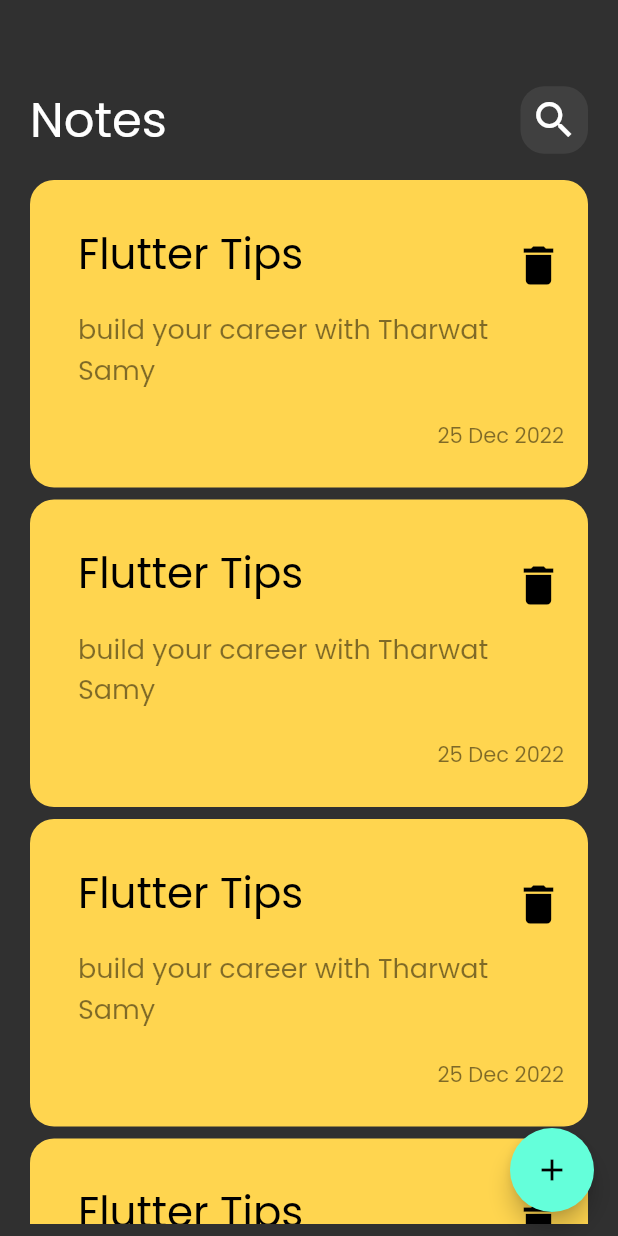
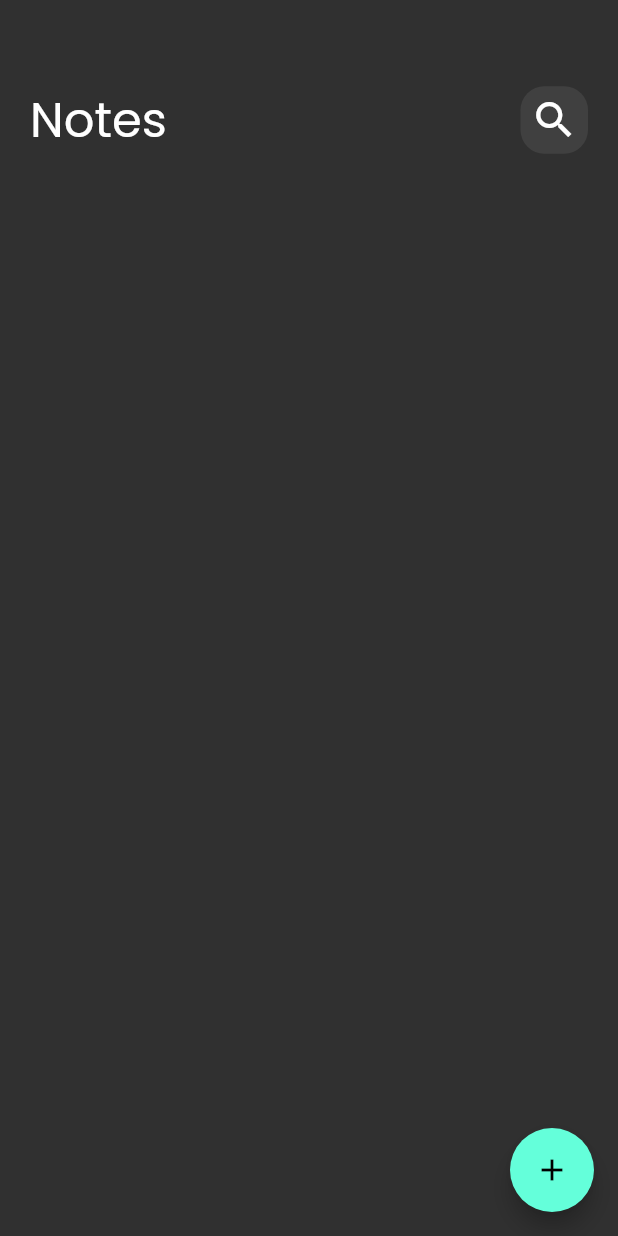
Before and after one commit to moh-eltabei/Noto, a Flutter app: the screen it shows after launch, on a phone screen of 412 x 824 dp. Run offline on Flutter 3.47's test engine with Material 2 defaults, Android fonts, the phone set to English and light mode, and no system bars; our stand-ins replace bloc, flutter_bloc, hive, hive_flutter; accounts and stored records are empty.

Commit message:
fitch All Notes and showing in screen

```diff
--- a/lib/cubit/add_notes_cubit/add_notes_cubit.dart
+++ b/lib/cubit/add_notes_cubit/add_notes_cubit.dart
@@ -5,13 +5,12 @@
 import '../../const.dart';
 import '../../model/note_model.dart';
 
-
 part 'add_notes_state.dart';
 
 class AddNotesCubit extends Cubit<AddNotesState> {
   AddNotesCubit() : super(AddNotesInitial());
 
-  addNote(NoteModel note) async{
+  addNote(NoteModel note) async {
     emit(AddNotesLoading());
     try {
       var noteBox = Hive.box<NoteModel>(kOpenNoteBox);
--- a/lib/cubit/notes_list_cubit/notes_list_cubit.dart
+++ b/lib/cubit/notes_list_cubit/notes_list_cubit.dart
@@ -10,13 +10,10 @@
 class NotesListCubit extends Cubit<NotesListState> {
   NotesListCubit() : super(NotesListInitial());
 
+  List<NoteModel>? notes;
+
   fitchAllNotes() {
-    try {
-      var noteBox = Hive.box<NoteModel>(kOpenNoteBox);
-      List<NoteModel> notes = noteBox.values.toList();
-      emit(NotesListSuccess(notes));
-    } catch (e) {
-      emit(NotesListFailuer(e.toString()));
-    }
+    var noteBox = Hive.box<NoteModel>(kOpenNoteBox);
+    notes = noteBox.values.toList();
   }
 }
--- a/lib/cubit/notes_list_cubit/notes_list_state.dart
+++ b/lib/cubit/notes_list_cubit/notes_list_state.dart
@@ -4,16 +4,3 @@
 abstract class NotesListState {}
 
 class NotesListInitial extends NotesListState {}
-
-class NotesListLoading extends NotesListState {}
-
-class NotesListSuccess extends NotesListState {
-  final List<NoteModel> notes;
-
-  NotesListSuccess(this.notes);
-}
-
-class NotesListFailuer extends NotesListState {
-  final String errMessage;
-  NotesListFailuer(this.errMessage);
-}
--- a/lib/main.dart
+++ b/lib/main.dart
@@ -2,6 +2,7 @@
 import 'package:flutter_bloc/flutter_bloc.dart';
 import 'package:hive_flutter/adapters.dart';
 import 'package:noto/const.dart';
+import 'package:noto/cubit/notes_list_cubit/notes_list_cubit.dart';
 import 'package:noto/model/note_model.dart';
 import 'package:noto/pages/notes_page.dart';
 import 'package:noto/simple_bloc_observer.dart';
--- a/lib/widgets/add_notes_form.dart
+++ b/lib/widgets/add_notes_form.dart
@@ -56,6 +56,7 @@
                         date: DateTime.now().toString(),
                         color: Colors.blue.withOpacity(.5).value);
                     BlocProvider.of<AddNotesCubit>(context).addNote(noteModel);
+                    print('note added');
                   } else {
                     autovalidateMode = AutovalidateMode.always;
                     setState(() {});
--- a/lib/widgets/custom_app_body.dart
+++ b/lib/widgets/custom_app_body.dart
@@ -1,7 +1,8 @@
 import 'package:flutter/material.dart';
 
 class CustomAppBody extends StatelessWidget {
-  const CustomAppBody({super.key, required this.widget, this.floatingActionButton});
+  const CustomAppBody(
+      {super.key, required this.widget, this.floatingActionButton});
   final Widget widget;
   final FloatingActionButton? floatingActionButton;
   @override
@@ -15,8 +16,7 @@
             left: 20,
             bottom: 8,
           ),
-        child: widget
-      ),
+          child: widget),
     );
   }
 }
--- a/lib/widgets/note_item.dart
+++ b/lib/widgets/note_item.dart
@@ -1,8 +1,11 @@
 import 'package:flutter/material.dart';
 import 'package:noto/pages/edit_note_page.dart';
 
+import '../model/note_model.dart';
+
 class NoteItem extends StatelessWidget {
-  const NoteItem({super.key});
+  const NoteItem({super.key, required this.notes});
+  final NoteModel notes;
 
   @override
   Widget build(BuildContext context) {
@@ -25,9 +28,9 @@
           crossAxisAlignment: CrossAxisAlignment.end,
           children: [
             ListTile(
-              title: const Text(
-                'Flutter Tips',
-                style: TextStyle(
+              title: Text(
+                notes.title,
+                style: const TextStyle(
                   color: Colors.black,
                   fontSize: 28,
                 ),
@@ -37,7 +40,7 @@
                   vertical: 16,
                 ),
                 child: Text(
-                  'build your career with Tharwat Samy',
+                  notes.subTitle,
                   style: TextStyle(
                     color: Colors.black.withOpacity(.5),
                     fontSize: 18,
@@ -55,7 +58,7 @@
                 right: 16,
               ),
               child: Text(
-                '25 Dec 2022',
+                notes.date,
                 style: TextStyle(
                   color: Colors.black.withOpacity(.5),
                   fontSize: 14,
--- a/lib/widgets/notes_list_view.dart
+++ b/lib/widgets/notes_list_view.dart
@@ -1,17 +1,38 @@
 import 'package:flutter/material.dart';
+import 'package:flutter_bloc/flutter_bloc.dart';
+import 'package:noto/cubit/notes_list_cubit/notes_list_cubit.dart';
+import 'package:noto/model/note_model.dart';
 import 'package:noto/widgets/note_item.dart';
 
-class NotesListView extends StatelessWidget {
+class NotesListView extends StatefulWidget {
   const NotesListView({super.key});
 
   @override
+  State<NotesListView> createState() => _NotesListViewState();
+}
+
+class _NotesListViewState extends State<NotesListView> {
+   @override
+     void initState() {
+    BlocProvider.of<NotesListCubit>(context).fitchAllNotes();
+    super.initState();
+  }
+  @override
   Widget build(BuildContext context) {
-    return ListView.builder(
-      padding: EdgeInsets.zero,
-      itemBuilder: ((context, index) {
-        return const NoteItem();
-      }),
-      itemCount: 10,
+    return BlocBuilder<NotesListCubit, NotesListState>(
+      builder: (context, state) {
+        List<NoteModel> notes =
+            BlocProvider.of<NotesListCubit>(context).notes ?? [];
+        return ListView.builder(
+          padding: EdgeInsets.zero,
+          itemBuilder: ((context, index) {
+            return NoteItem(
+              notes: notes[index],
+            );
+          }),
+          itemCount: notes.length,
+        );
+      },
     );
   }
 }
```
Lines whose indentation alone changed are shown as unchanged.
